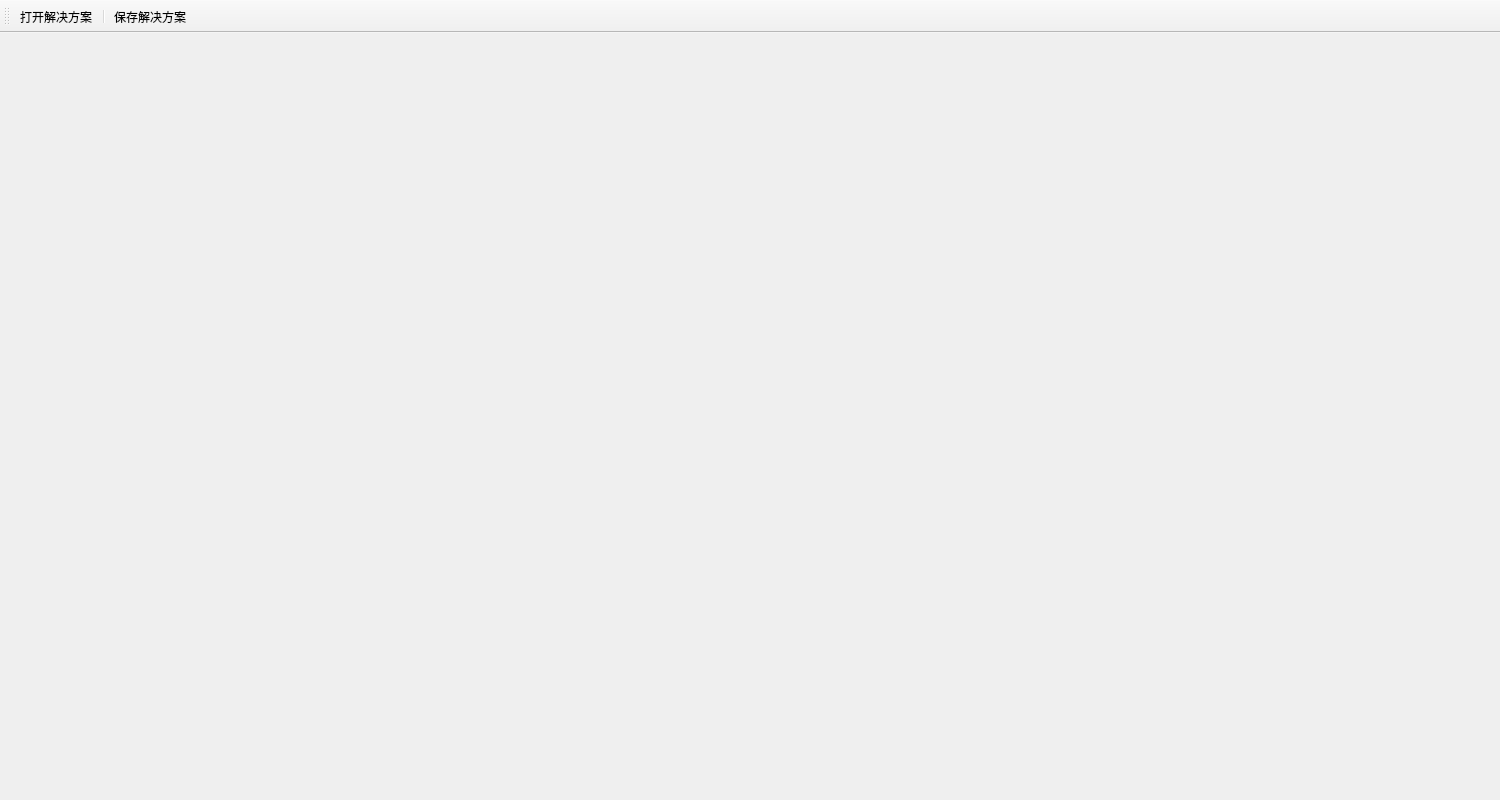
Qt form Engine/LkEngineEditor/LkEngineEditor.ui (lvke-neu/DXWithQT) before a commit.
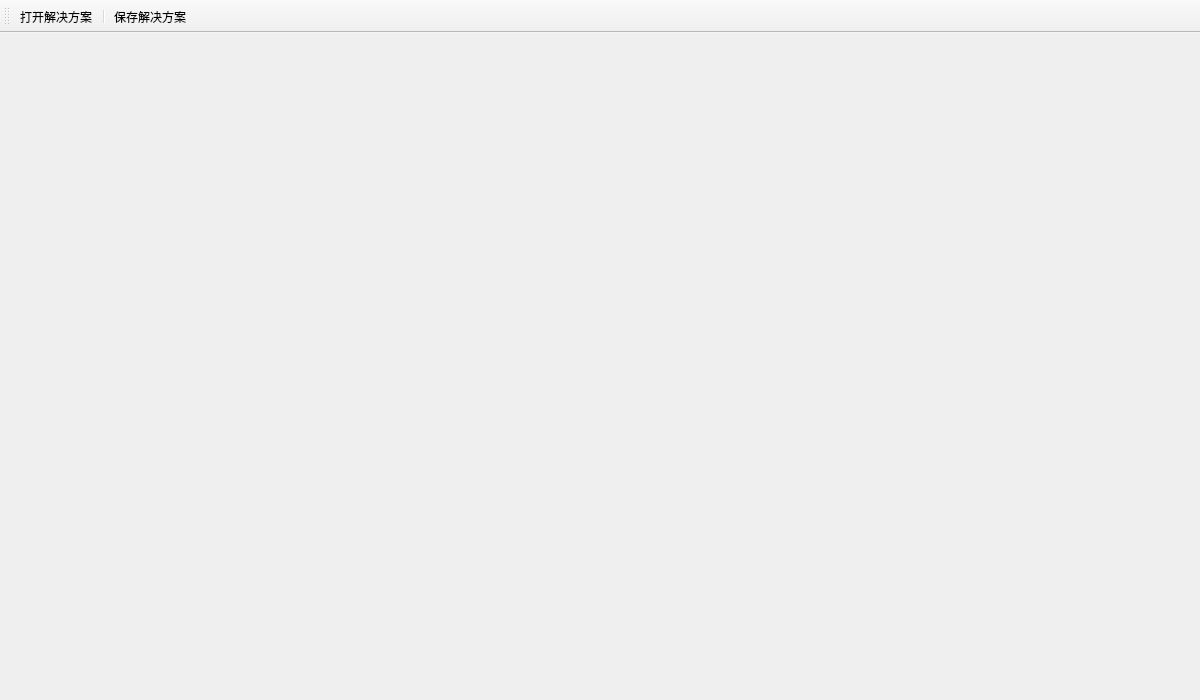
The same form after that commit.

```diff
--- a/Engine/LkEngineEditor/LkEngineEditor.ui
+++ b/Engine/LkEngineEditor/LkEngineEditor.ui
@@ -6,8 +6,8 @@
    <rect>
     <x>0</x>
     <y>0</y>
-    <width>1500</width>
-    <height>800</height>
+    <width>1200</width>
+    <height>700</height>
    </rect>
   </property>
   <property name="windowTitle">
```
